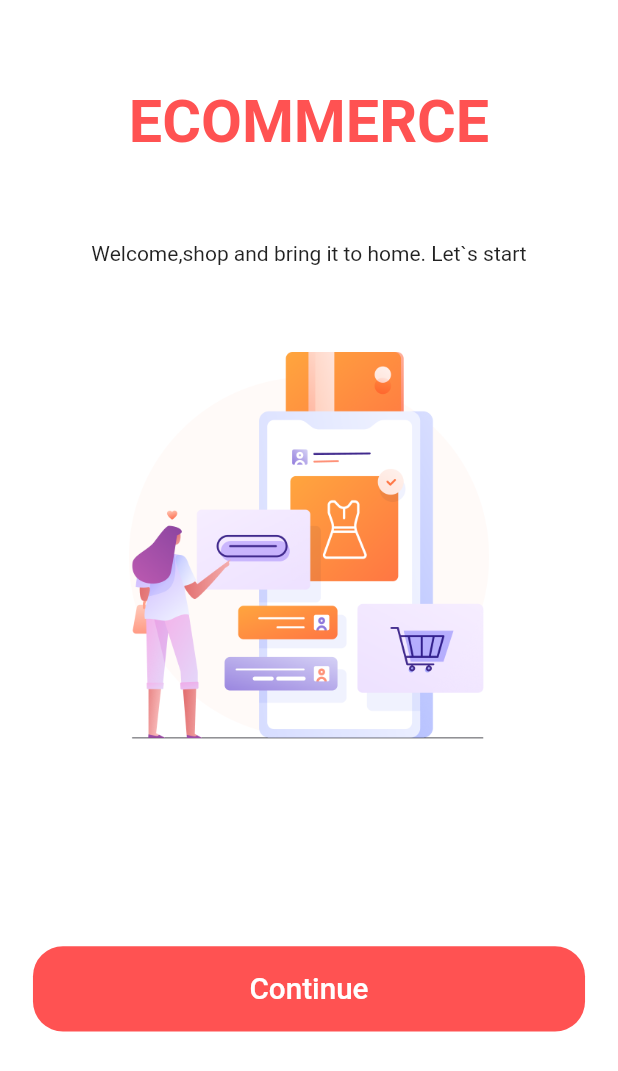
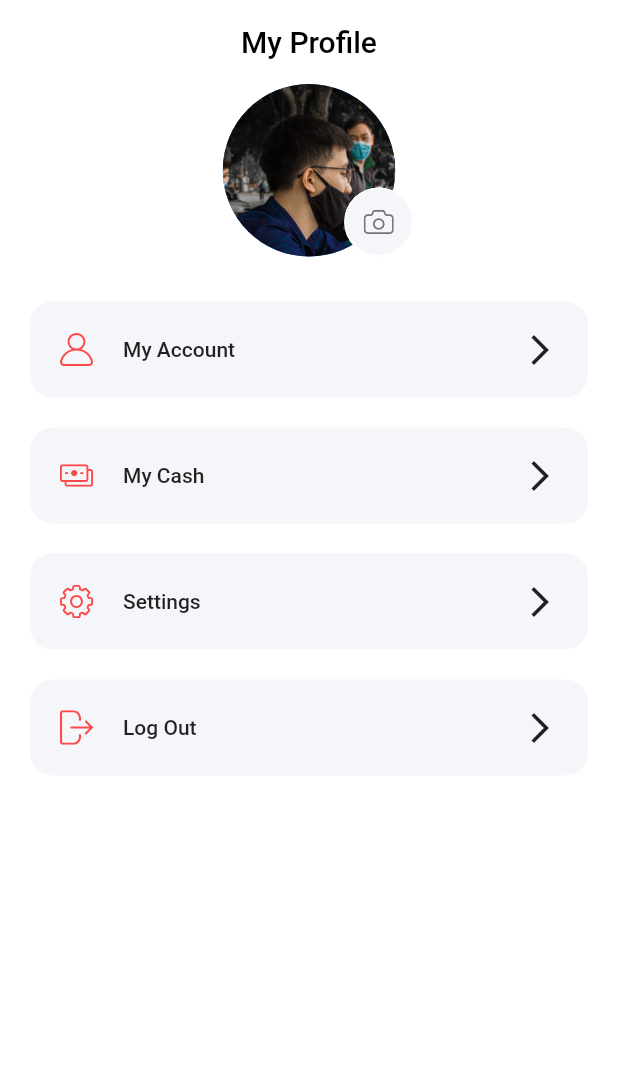
Before and after one commit to hepham/ecommerce, a Flutter app: the screen it shows after launch, on a phone screen of 412 x 824 dp. Shown: the top 1071 px of the screen. Run offline on Flutter 3.47's test engine with Material 2 defaults, Android fonts, the phone set to English and light mode, and no system bars; our stand-ins replace flutter_svg.

Commit message:
Profile Tab Update

```diff
--- a/lib/main.dart
+++ b/lib/main.dart
@@ -1,4 +1,5 @@
 import 'package:commerce/routes.dart';
+import 'package:commerce/screen/profile/profile_screen.dart';
 import 'package:flutter/material.dart';
 import 'package:commerce/config.dart';
 import 'package:commerce/screen/start/start.dart';
@@ -21,7 +22,7 @@ class MyApp extends StatelessWidget {
         visualDensity: VisualDensity.adaptivePlatformDensity,
       ),
 
-      initialRoute: start.routeName,
+      initialRoute: ProfileScreen.routeName,
       routes: routes,
     );
   }
--- a/lib/routes.dart
+++ b/lib/routes.dart
@@ -1,5 +1,6 @@
 import 'package:commerce/screen/Cart/CartScreen.dart';
 import 'package:commerce/screen/Search/Search.dart';
+import 'package:commerce/screen/profile/profile_screen.dart';
 import 'package:commerce/screen/signIn/SignInScreen.dart';
 import 'package:flutter/material.dart';
 import 'package:flutter/widgets.dart';
@@ -13,4 +14,5 @@ final Map<String,WidgetBuilder>routes={
   DetailProduct.routeName:(context)=>DetailProduct(),
   CartScreen.routeName:(context)=>CartScreen(),
   SearchScreen.routeName:(context)=>SearchScreen(),
+  ProfileScreen.routeName: (context)=>ProfileScreen(),
 };
--- /dev/null
+++ b/lib/screen/profile/component/body.dart
@@ -0,0 +1,22 @@
+import 'package:flutter/material.dart';
+
+
+import 'profile_menu.dart';
+import 'profile_pic.dart';
+
+class Body extends StatelessWidget {
+  @override
+  Widget build(BuildContext context) {
+    return Column(
+      children: [
+        ProfilePic(),
+        SizedBox(height: 20),
+        ProfileMenu(icon: "assets/icons/User.svg",text: "My Account",press: (){},),
+        ProfileMenu(icon: "assets/icons/Cash.svg",text: "My Cash",press: (){},),
+        ProfileMenu(icon: "assets/icons/Settings.svg",text: "Settings",press: (){},),
+        ProfileMenu(icon: "assets/icons/Log out.svg",text: "Log Out",press: (){},),
+
+      ],
+    );
+  }
+}
--- /dev/null
+++ b/lib/screen/profile/component/profile_menu.dart
@@ -0,0 +1,43 @@
+import 'package:flutter/material.dart';
+import 'package:flutter_svg/flutter_svg.dart';
+class ProfileMenu extends StatelessWidget {
+  const ProfileMenu({
+    Key? key,
+    required this.text,
+    required this.icon,
+    required this.press,
+  }) : super(key: key);
+
+  final String text,icon;
+  final VoidCallback press;
+
+  @override
+  Widget build(BuildContext context) {
+    return Padding(
+      padding: const EdgeInsets.symmetric(horizontal: 20, vertical: 10),
+      child: FlatButton(
+        padding: EdgeInsets.all(20),
+        shape: RoundedRectangleBorder(borderRadius: BorderRadius.circular(15)),
+        color: Color(0xFFF5F6F9),
+        onPressed: press,
+        child: Row(
+          children: [
+            SvgPicture.asset(
+              icon,
+              width: 22,
+              color: Color(0xFFFF4848),
+            ),
+            SizedBox(width: 20),
+            Expanded(
+              child: Text(
+                text,
+                style: Theme.of(context).textTheme.bodyText1,
+              ),
+            ),
+            Icon(Icons.arrow_forward_ios),
+          ],
+        ),
+      ),
+    );
+  }
+}
--- /dev/null
+++ b/lib/screen/profile/component/profile_pic.dart
@@ -0,0 +1,45 @@
+import 'package:flutter/material.dart';
+import 'package:flutter_svg/svg.dart';
+
+class ProfilePic extends StatelessWidget {
+  const ProfilePic({
+    Key? key,
+  }) : super(key: key);
+  @override
+  Widget build(BuildContext context) {
+    return Column(
+      children: <Widget>[
+        SizedBox(
+          height: 115,
+          width: 115,
+          child: Stack(
+            fit: StackFit.expand,
+            overflow: Overflow.visible,
+            children: <Widget>[
+              CircleAvatar(
+                backgroundImage: AssetImage("assets/images/avatar.jpg"),
+              ),
+              Positioned(
+                right: -12,
+                bottom: 0,
+                child: SizedBox(
+                  height: 46,
+                  width: 46,
+                  child: FlatButton(
+                    padding: EdgeInsets.zero,
+                    shape: RoundedRectangleBorder(
+                      borderRadius: BorderRadius.circular(50),
+                      side: BorderSide(color: Colors.white,),),
+                    color: Color(0xFFF5F6F9),
+                    onPressed: () {},
+                    child: SvgPicture.asset("assets/icons/Camera Icon.svg"),
+                  ),
+                ),
+              ),
+            ],
+          ),
+        ),
+      ],
+    );
+  }
+}
--- /dev/null
+++ b/lib/screen/profile/profile_screen.dart
@@ -0,0 +1,22 @@
+import 'package:flutter/material.dart';
+import 'component/body.dart';
+
+class ProfileScreen extends StatelessWidget {
+  static String routeName = '/profile';
+
+  @override
+  Widget build(BuildContext context) {
+    return Scaffold(
+      appBar: AppBar(
+        backgroundColor: Colors.white,
+        elevation: 0.0,
+        centerTitle: true,
+        title: Text(
+          "My Profile",
+          style: TextStyle(color: Colors.black),
+        ),
+      ),
+      body: Body(),
+    );
+  }
+}
```
Also changed, not shown: assets/icons/Camera Icon.svg (added), assets/icons/Cash.svg (added), assets/icons/Log out.svg (added), assets/icons/Settings.svg (added), assets/images/avatar.jpg (added).
